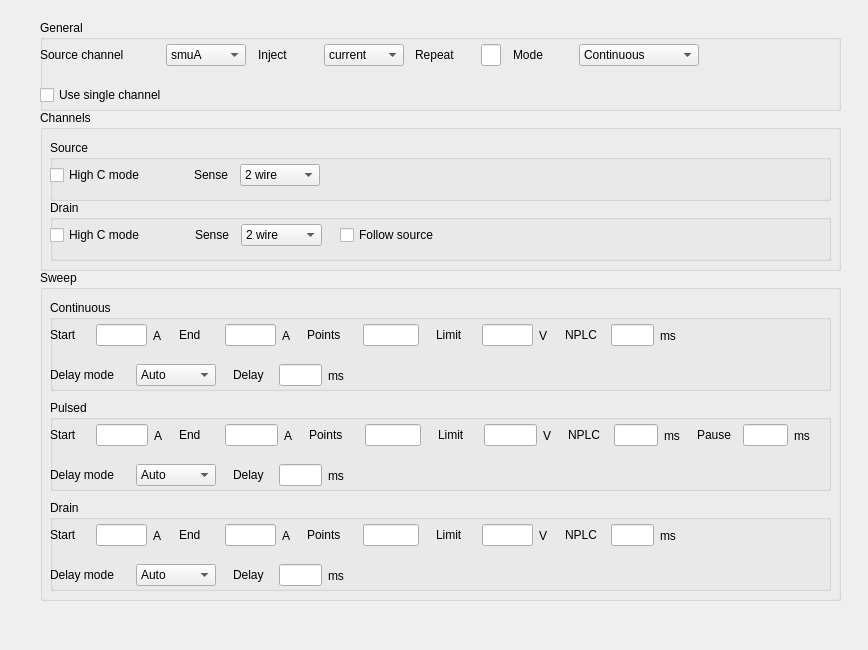
Before: the Qt Designer form plugins/Keithley/Keithley2612B_settingsWidget.ui in pyIVLS/pyIVLS, drawn with Qt 5.
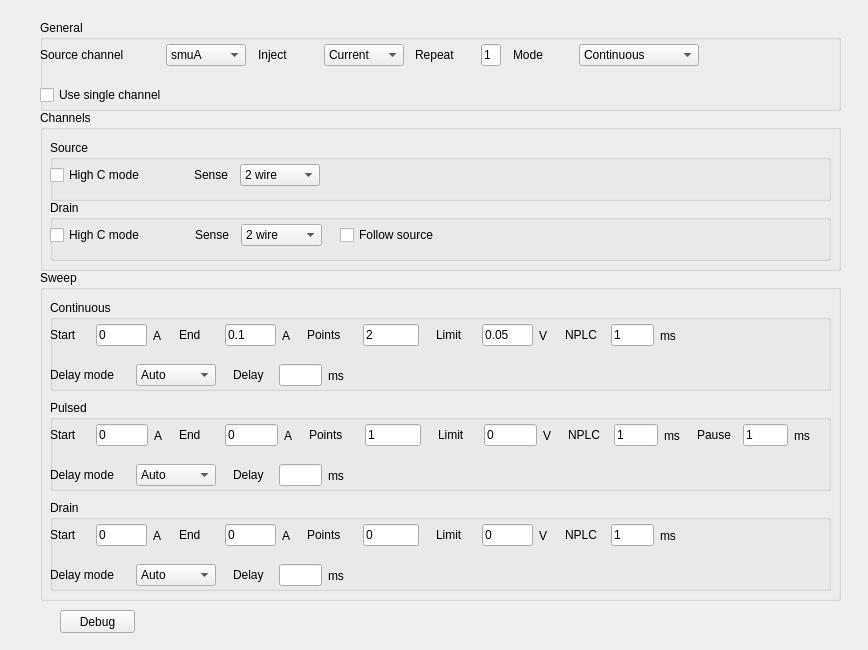
After: the same form once the commit is applied.

Commit message: Keithley initialization and single ch sweep completed (#41)

```diff
--- a/plugins/Keithley/Keithley2612B_settingsWidget.ui
+++ b/plugins/Keithley/Keithley2612B_settingsWidget.ui
@@ -146,7 +146,7 @@
          </property>
          <item>
           <property name="text">
-           <string>current</string>
+           <string>Current</string>
           </property>
          </item>
          <item>
@@ -206,6 +206,9 @@
            <height>0</height>
           </size>
          </property>
+         <property name="text">
+          <string>1</string>
+         </property>
         </widget>
        </item>
       </layout>
@@ -384,6 +387,9 @@
             <height>0</height>
            </size>
           </property>
+          <property name="text">
+           <string>0</string>
+          </property>
          </widget>
         </item>
         <item>
@@ -443,6 +449,9 @@
             <height>0</height>
            </size>
           </property>
+          <property name="text">
+           <string>0.1</string>
+          </property>
          </widget>
         </item>
         <item>
@@ -502,6 +511,9 @@
             <height>0</height>
            </size>
           </property>
+          <property name="text">
+           <string>2</string>
+          </property>
          </widget>
         </item>
        </layout>
@@ -554,6 +566,9 @@
             <height>0</height>
            </size>
           </property>
+          <property name="text">
+           <string>0.05</string>
+          </property>
          </widget>
         </item>
         <item>
@@ -619,6 +634,9 @@
             <height>0</height>
            </size>
           </property>
+          <property name="text">
+           <string>1</string>
+          </property>
          </widget>
         </item>
         <item>
@@ -839,6 +857,9 @@
             <height>0</height>
            </size>
           </property>
+          <property name="text">
+           <string>0</string>
+          </property>
          </widget>
         </item>
         <item>
@@ -898,6 +919,9 @@
             <height>0</height>
            </size>
           </property>
+          <property name="text">
+           <string>0</string>
+          </property>
          </widget>
         </item>
         <item>
@@ -957,6 +981,9 @@
             <height>0</height>
            </size>
           </property>
+          <property name="text">
+           <string>1</string>
+          </property>
          </widget>
         </item>
        </layout>
@@ -1009,6 +1036,9 @@
             <height>0</height>
            </size>
           </property>
+          <property name="text">
+           <string>0</string>
+          </property>
          </widget>
         </item>
         <item>
@@ -1074,6 +1104,9 @@
             <height>0</height>
            </size>
           </property>
+          <property name="text">
+           <string>1</string>
+          </property>
          </widget>
         </item>
         <item>
@@ -1139,6 +1172,9 @@
             <height>0</height>
            </size>
           </property>
+          <property name="text">
+           <string>1</string>
+          </property>
          </widget>
         </item>
         <item>
@@ -1359,6 +1395,9 @@
             <height>0</height>
            </size>
           </property>
+          <property name="text">
+           <string>0</string>
+          </property>
          </widget>
         </item>
         <item>
@@ -1418,6 +1457,9 @@
             <height>0</height>
            </size>
           </property>
+          <property name="text">
+           <string>0</string>
+          </property>
          </widget>
         </item>
         <item>
@@ -1477,6 +1519,9 @@
             <height>0</height>
            </size>
           </property>
+          <property name="text">
+           <string>0</string>
+          </property>
          </widget>
         </item>
        </layout>
@@ -1529,6 +1574,9 @@
             <height>0</height>
            </size>
           </property>
+          <property name="text">
+           <string>0</string>
+          </property>
          </widget>
         </item>
         <item>
@@ -1594,6 +1642,9 @@
             <height>0</height>
            </size>
           </property>
+          <property name="text">
+           <string>1</string>
+          </property>
          </widget>
         </item>
         <item>
@@ -2033,6 +2084,19 @@
     </widget>
    </widget>
   </widget>
+  <widget class="QPushButton" name="pushButton">
+   <property name="geometry">
+    <rect>
+     <x>60</x>
+     <y>610</y>
+     <width>75</width>
+     <height>23</height>
+    </rect>
+   </property>
+   <property name="text">
+    <string>Debug</string>
+   </property>
+  </widget>
  </widget>
  <resources/>
  <connections/>
```
Left out of the diff: 37 changed lines with no effect on the pictures. The commit also changes 6 other files.
